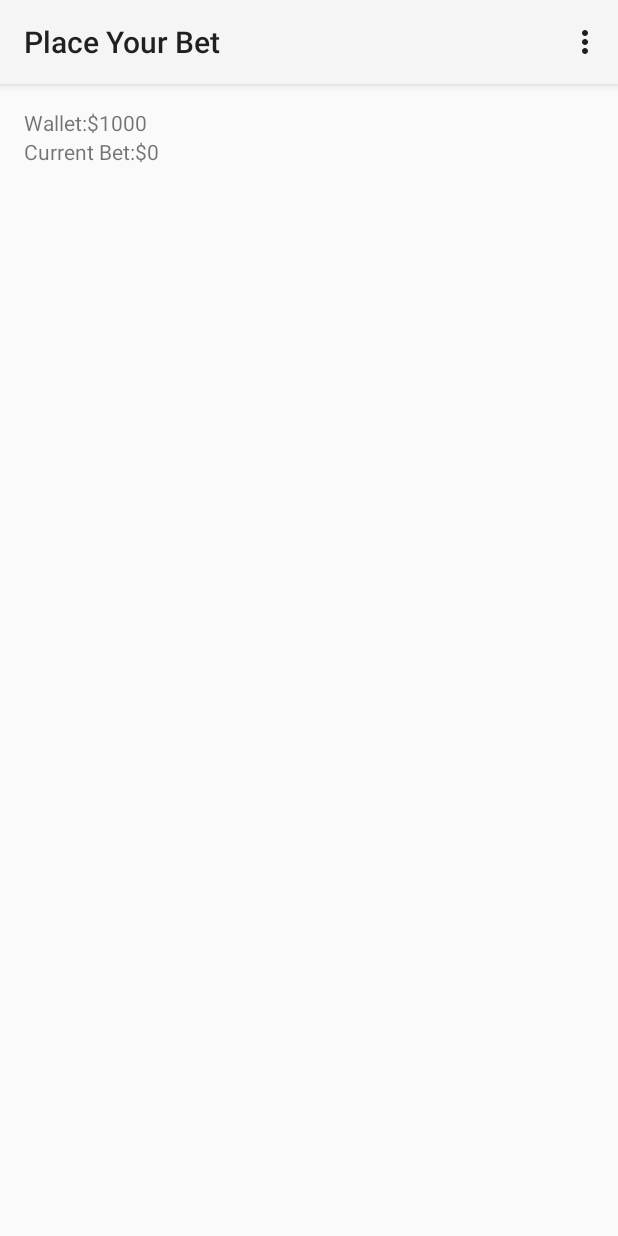
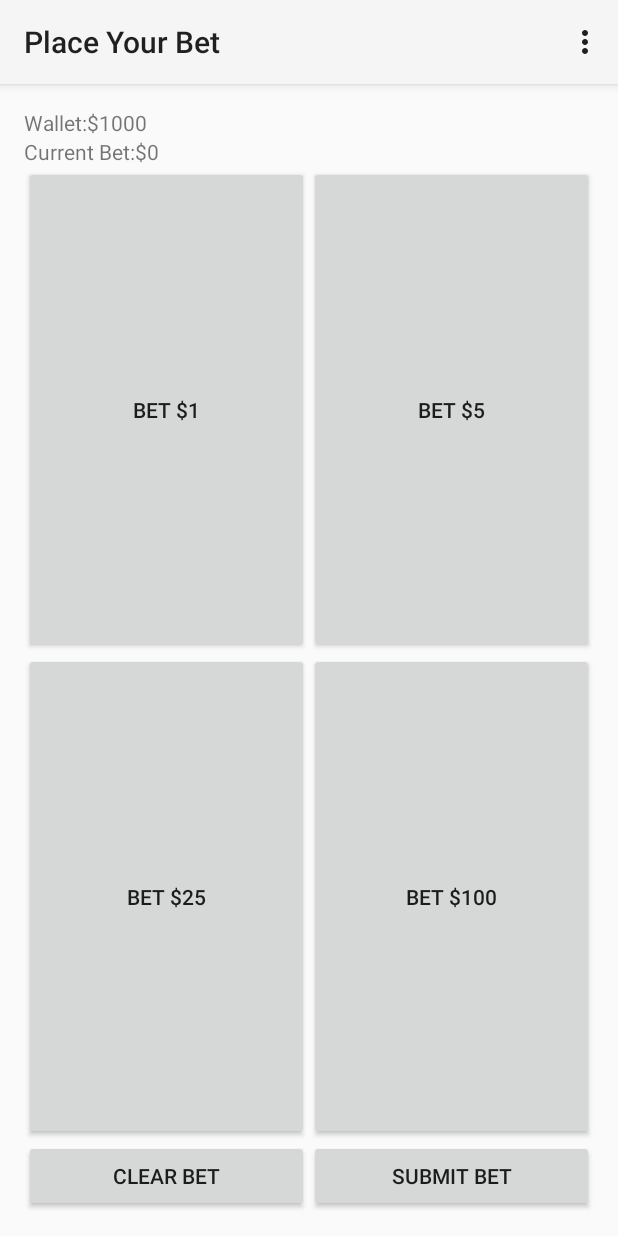
Before and after one commit to msoftware/ChromecastBlackjack, an Android app: the BettingActivity screen opened directly, with no data from a screen before it, on a phone screen of 412 x 824 dp. Run offline under Robolectric (Android 15) with nearby library versions, the phone set to English and light mode, and no system bars.

Commit message:
More layout for betting screen.

```diff
--- a/game/src/main/res/layout/activity_betting.xml
+++ b/game/src/main/res/layout/activity_betting.xml
@@ -43,4 +43,55 @@
 
     </LinearLayout>
 
+    <LinearLayout
+        android:layout_width="fill_parent"
+        android:layout_height="fill_parent"
+        android:layout_weight="1">
+
+        <Button
+            android:text="@string/bet1"
+            android:layout_width="fill_parent"
+            android:layout_height="fill_parent"
+            android:layout_weight="1"/>
+        <Button
+            android:text="@string/bet5"
+            android:layout_width="fill_parent"
+            android:layout_height="fill_parent"
+            android:layout_weight="1"/>
+
+    </LinearLayout>
+
+    <LinearLayout
+        android:layout_width="fill_parent"
+        android:layout_height="fill_parent"
+        android:layout_weight="1">
+
+        <Button
+            android:text="@string/bet25"
+            android:layout_width="fill_parent"
+            android:layout_height="fill_parent"
+            android:layout_weight="1"/>
+        <Button
+            android:text="@string/bet100"
+            android:layout_width="fill_parent"
+            android:layout_height="fill_parent"
+            android:layout_weight="1"/>
+
+    </LinearLayout>
+
+    <LinearLayout
+        android:layout_width="fill_parent"
+        android:layout_height="wrap_content">
+        <Button
+            android:text="@string/clear_bet"
+            android:layout_width="fill_parent"
+            android:layout_height="wrap_content"
+            android:layout_weight="1"/>
+        <Button
+            android:text="@string/submit_bet"
+            android:layout_width="fill_parent"
+            android:layout_height="wrap_content"
+            android:layout_weight="1"/>
+
+        </LinearLayout>
 </LinearLayout>
--- a/game/src/main/res/values/strings.xml
+++ b/game/src/main/res/values/strings.xml
@@ -10,5 +10,11 @@
     <string name="initial_wallet_amount">$1000</string>
     <string name="current_bet">Current Bet:</string>
     <string name="initial_bet_amount">$0</string>
+    <string name="bet1">Bet $1</string>
+    <string name="bet5">Bet $5</string>
+    <string name="bet25">Bet $25</string>
+    <string name="bet100">Bet $100</string>
+    <string name="clear_bet">Clear Bet</string>
+    <string name="submit_bet">Submit Bet</string>
 
 </resources>
```
